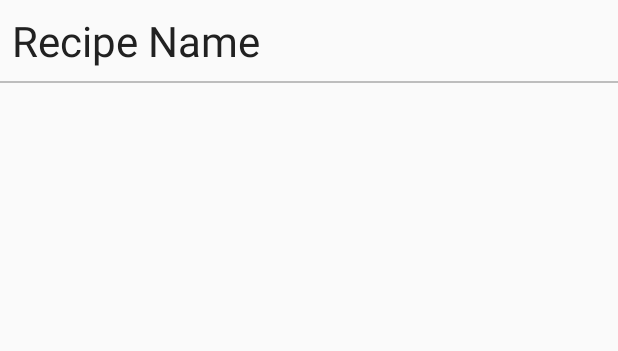
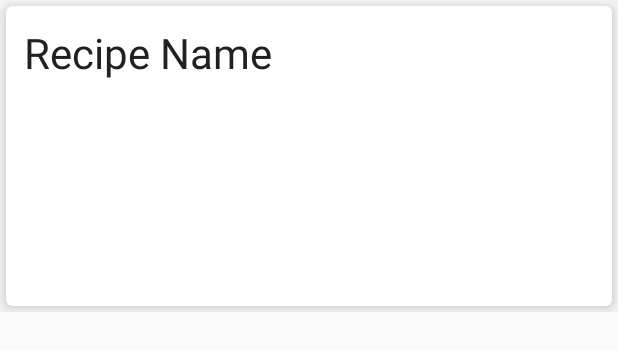
Before and after one commit to mbeevor/GABA, an Android app: the layout recipe_list_item.xml on its own in the app's theme, with its tools: preview values and no code run, on a phone screen of 412 x 824 dp. Shown: the top 351 px of the screen. Run offline under Robolectric (Android 15) with nearby library versions, the phone set to English and light mode, and no system bars.

Commit message:
Layout with cards.

```diff
--- a/app/build.gradle
+++ b/app/build.gradle
@@ -29,6 +29,8 @@ dependencies {
     testImplementation 'junit:junit:4.12'
     androidTestImplementation 'com.android.support.test:runner:1.0.2'
     compile 'com.android.support:recyclerview-v7:26.1.0'
+    implementation 'com.android.support:cardview-v7:26.1.0'
+
 
     androidTestImplementation 'com.android.support.test.espresso:espresso-core:3.0.2'
 
--- a/app/src/main/res/layout/fragment_recipe_list.xml
+++ b/app/src/main/res/layout/fragment_recipe_list.xml
@@ -6,7 +6,7 @@
 
     <android.support.v7.widget.RecyclerView
         android:id="@+id/recipe_list_recylerview"
-        android:layout_width="wrap_content"
-        android:layout_height="wrap_content"/>
+        android:layout_width="match_parent"
+        android:layout_height="match_parent"/>
 
 </RelativeLayout>
--- a/app/src/main/res/layout/recipe_list_item.xml
+++ b/app/src/main/res/layout/recipe_list_item.xml
@@ -1,25 +1,29 @@
 <?xml version="1.0" encoding="utf-8"?>
 <LinearLayout
     xmlns:android="http://schemas.android.com/apk/res/android"
+    xmlns:card_view="http://schemas.android.com/apk/res-auto"
+    xmlns:tools="http://schemas.android.com/tools"
     android:layout_width="match_parent"
     android:layout_height="wrap_content"
-    xmlns:tools="http://schemas.android.com/tools"
     android:orientation="vertical">
 
-    <TextView
-        android:id="@+id/recipe_name_tv"
-        style="@style/list_item"
+    <android.support.v7.widget.CardView
+        xmlns:card_view="http://schemas.android.com/apk/res-auto"
+        android:id="@+id/card_view"
         android:layout_width="match_parent"
-        android:layout_height="wrap_content"
-        tools:text="@string/recipe_name_placeholder"/>
+        android:layout_height="200dp"
+        android:layout_gravity="center"
+        card_view:cardCornerRadius="4dp"
+        android:layout_margin="@dimen/margin"
+        card_view:cardElevation="@dimen/padding" >
 
+        <TextView
+            android:id="@+id/recipe_name_tv"
+            style="@style/list_item"
+            android:layout_width="match_parent"
+            android:layout_height="wrap_content"
+            tools:text="@string/recipe_name_placeholder"/>
 
-    <!-- A small divider -->
-    <View
-        android:layout_width="match_parent"
-        android:layout_height="1dp"
-        android:background="@color/colorDivider" />
-
-
+    </android.support.v7.widget.CardView>
 
 </LinearLayout>
--- a/app/src/main/res/values/dimens.xml
+++ b/app/src/main/res/values/dimens.xml
@@ -3,5 +3,6 @@
 
     <dimen name="heading_padding">12dp</dimen>
     <dimen name="padding">8dp</dimen>
+    <dimen name="margin">4dp</dimen>
 
 </resources>
--- a/app/src/main/res/values/styles.xml
+++ b/app/src/main/res/values/styles.xml
@@ -17,6 +17,7 @@
     <style name="list_item" >
         <item name="android:textSize">28sp</item>
         <item name="android:padding">@dimen/padding</item>
+        <item name="android:layout_margin">@dimen/margin</item>
         <item name="android:textColor">@color/colorPrimaryText</item>
     </style>
 
```
Also changed, not shown: app/src/main/java/com/bignerdranch/android/gaba/RecipeListFragment.java (+24 -3 lines), app/src/main/res/layout-w600dp/activity_main.xml (deleted, +0 -37 lines).
